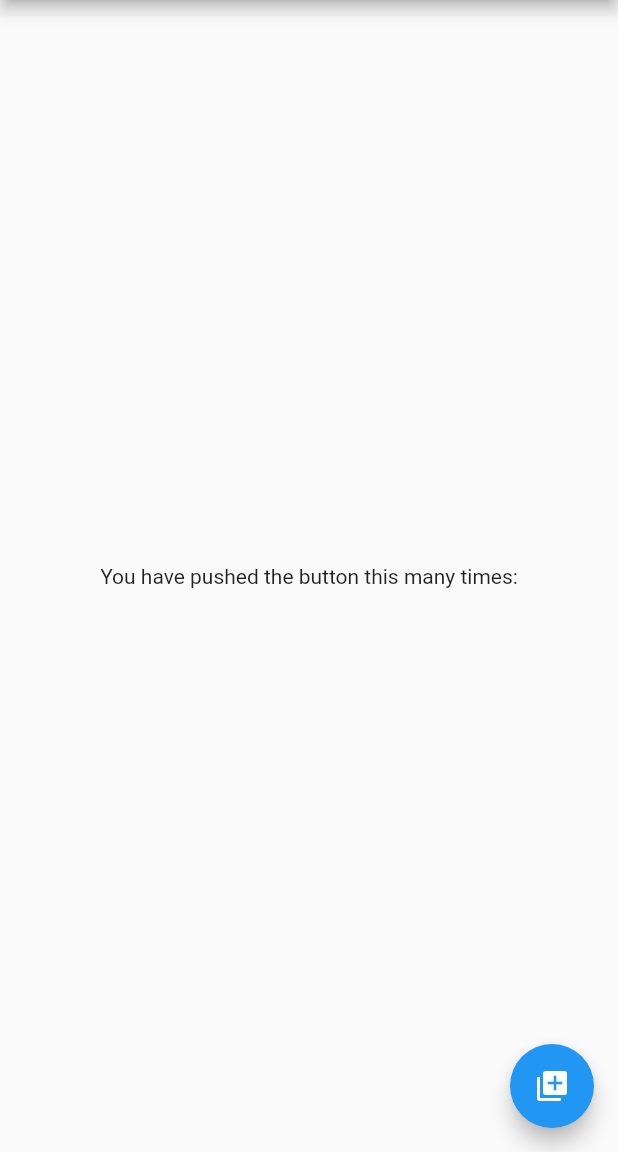
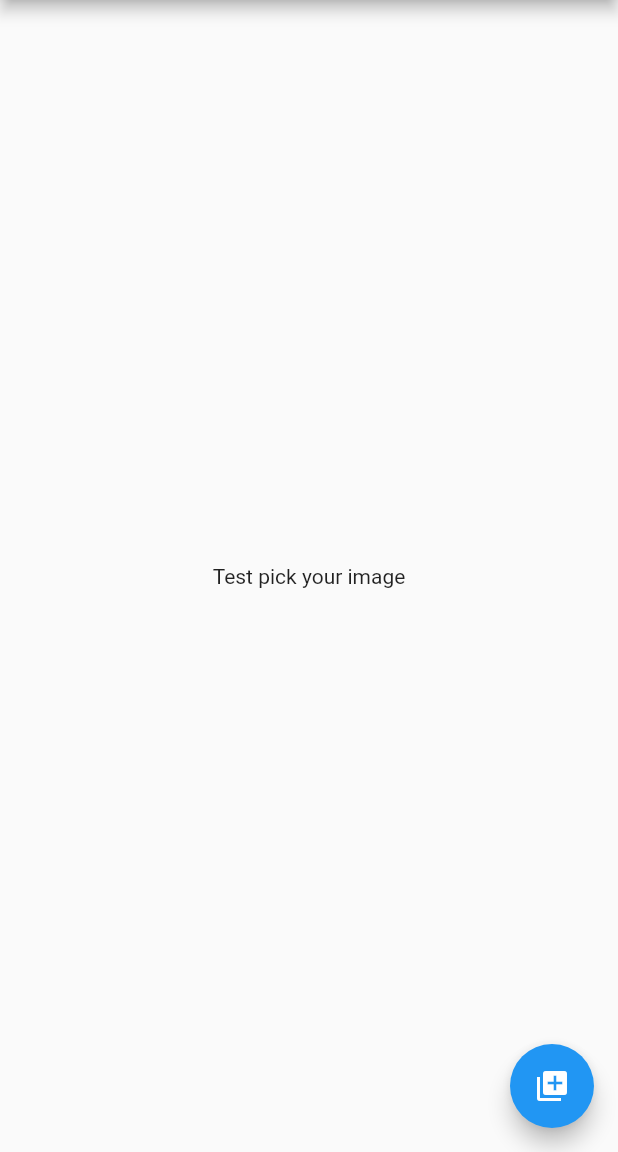
Before and after one commit to edritech93/face-detection-flutter-test, a Flutter app: the screen it shows after launch, on a phone screen of 412 x 824 dp, the part 84-1236 px from its top. Run offline on Flutter 3.47's test engine with Material 2 defaults, Android fonts, the phone set to English and light mode, and no system bars; our stand-ins replace image_picker; missing offline and left inert: google_mlkit_face_detection.

Commit message:
add file face_painter.dart

```diff
--- /dev/null
+++ b/lib/face_painter.dart
@@ -0,0 +1,82 @@
+import 'package:flutter/material.dart';
+import 'package:google_mlkit_face_detection/google_mlkit_face_detection.dart';
+
+class FacePainter extends CustomPainter {
+  final Size imageSize;
+  double? scaleX, scaleY;
+  Face? face;
+  String? label;
+  final bool isCorrect;
+
+  FacePainter(
+      {required this.imageSize,
+      required this.face,
+      this.label,
+      required this.isCorrect});
+
+  @override
+  void paint(Canvas canvas, Size size) {
+    if (face == null) return;
+    Paint paint;
+    if (isCorrect) {
+      paint = Paint()
+        ..style = PaintingStyle.stroke
+        ..strokeWidth = 1.0
+        ..color = Colors.green;
+    } else {
+      paint = Paint()
+        ..style = PaintingStyle.stroke
+        ..strokeWidth = 1.0
+        ..color = Colors.red;
+    }
+    scaleX = size.width / imageSize.width;
+    scaleY = size.height / imageSize.height;
+
+    TextSpan textSpan = TextSpan(
+      text: label ?? 'Unknown',
+      style: TextStyle(
+          fontSize: 12.0,
+          fontWeight: FontWeight.w700,
+          color: Colors.white,
+          backgroundColor: isCorrect ? Colors.green : Colors.red,
+          height: 0.9),
+    );
+    TextPainter textPainter = TextPainter(
+        text: textSpan,
+        textAlign: TextAlign.left,
+        textDirection: TextDirection.ltr);
+    textPainter.layout();
+    Offset textCenter = Offset(
+      size.width - face!.boundingBox.right.toDouble() * scaleX!,
+      face!.boundingBox.bottom.toDouble() * scaleY!,
+    );
+    textPainter.paint(canvas, textCenter);
+    canvas.drawRRect(
+        _scaleRect(
+            rect: face!.boundingBox,
+            imageSize: imageSize,
+            widgetSize: size,
+            scaleX: scaleX ?? 1,
+            scaleY: scaleY ?? 1),
+        paint);
+  }
+
+  @override
+  bool shouldRepaint(FacePainter oldDelegate) {
+    return oldDelegate.imageSize != imageSize || oldDelegate.face != face;
+  }
+}
+
+RRect _scaleRect(
+    {required Rect rect,
+    required Size imageSize,
+    required Size widgetSize,
+    double scaleX = 1,
+    double scaleY = 1}) {
+  return RRect.fromLTRBR(
+      (widgetSize.width - rect.left.toDouble() * scaleX),
+      rect.top.toDouble() * scaleY,
+      widgetSize.width - rect.right.toDouble() * scaleX,
+      rect.bottom.toDouble() * scaleY,
+      const Radius.circular(10));
+}
--- a/lib/main.dart
+++ b/lib/main.dart
@@ -1,6 +1,10 @@
+import 'dart:io';
+
 import 'package:flutter/material.dart';
 import 'package:google_mlkit_face_detection/google_mlkit_face_detection.dart';
 import 'package:image_picker/image_picker.dart';
+
+import 'face_painter.dart';
 
 void main() async {
   runApp(const MyApp());
@@ -9,7 +13,6 @@ void main() async {
 class MyApp extends StatelessWidget {
   const MyApp({Key? key}) : super(key: key);
 
-  // This widget is the root of your application.
   @override
   Widget build(BuildContext context) {
     return MaterialApp(
@@ -32,6 +35,8 @@ class MyHomePage extends StatefulWidget {
 class _MyHomePageState extends State<MyHomePage> {
   final FaceDetector _faceDetector = FaceDetector(
       options: const FaceDetectorOptions(mode: FaceDetectorMode.accurate));
+  List<Face> faces = <Face>[];
+  String? imagePath;
 
   void _onPickImage() async {
     print("_onPickImage");
@@ -42,11 +47,17 @@ class _MyHomePageState extends State<MyHomePage> {
       print("Error 1 => $error");
     });
     print("xFile 1 => $xFile");
+    setState(() {
+      imagePath = xFile?.path;
+    });
     if (xFile != null) {
       print("xFile => ${xFile.path}");
       final inputImage = InputImage.fromFilePath(xFile.path);
       List<Face> faceList = await _faceDetector.processImage(inputImage);
       print("faceList => ${faceList.length}");
+      setState(() {
+        faces = faceList;
+      });
     }
   }
 
@@ -56,15 +67,29 @@ class _MyHomePageState extends State<MyHomePage> {
       appBar: AppBar(
         title: const Text('Face Detection'),
       ),
-      body: Center(
-        child: Column(
-          mainAxisAlignment: MainAxisAlignment.center,
-          children: const [
-            Text(
-              'You have pushed the button this many times:',
+      body: Stack(
+        fit: StackFit.expand,
+        children: [
+          if (imagePath == null)
+            const Center(
+              child: Text('Test pick your image'),
             ),
-          ],
-        ),
+          if (imagePath != null)
+            Image.file(
+              File(imagePath!),
+              width: MediaQuery.of(context).size.width,
+              height: MediaQuery.of(context).size.height * 0.9,
+            ),
+          if (faces.isNotEmpty)
+            CustomPaint(
+              painter: FacePainter(
+                face: faces.first,
+                imageSize: const Size(100, 100),
+                label: 'User',
+                isCorrect: false,
+              ),
+            ),
+        ],
       ),
       floatingActionButton: FloatingActionButton(
         onPressed: () => _onPickImage(),
```
